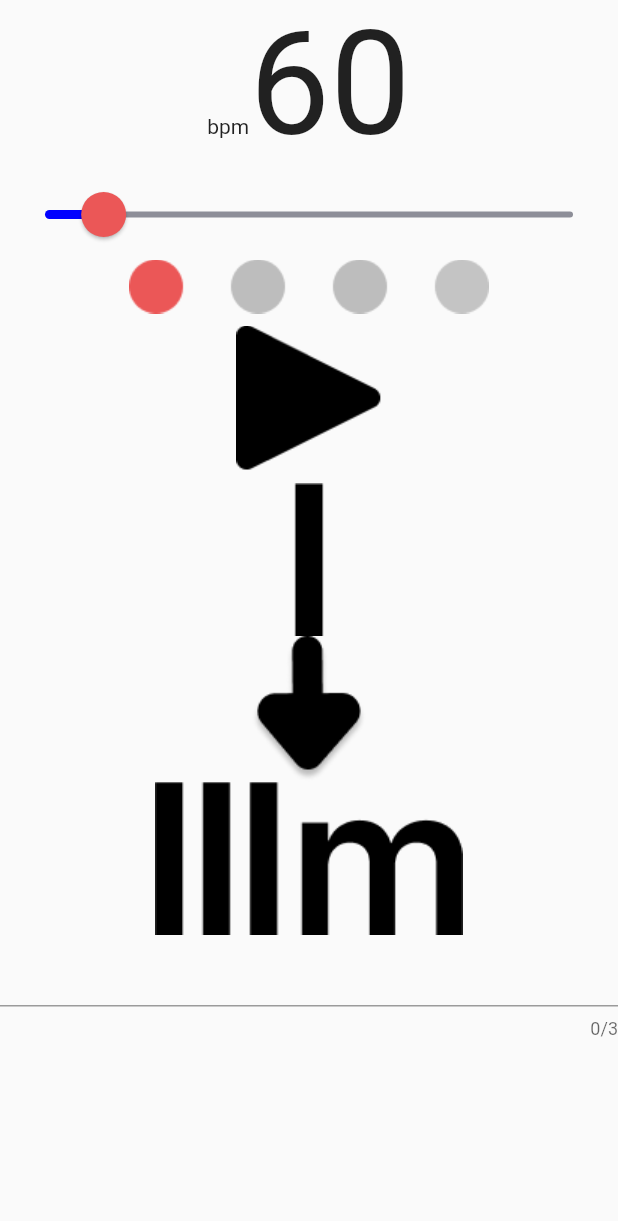
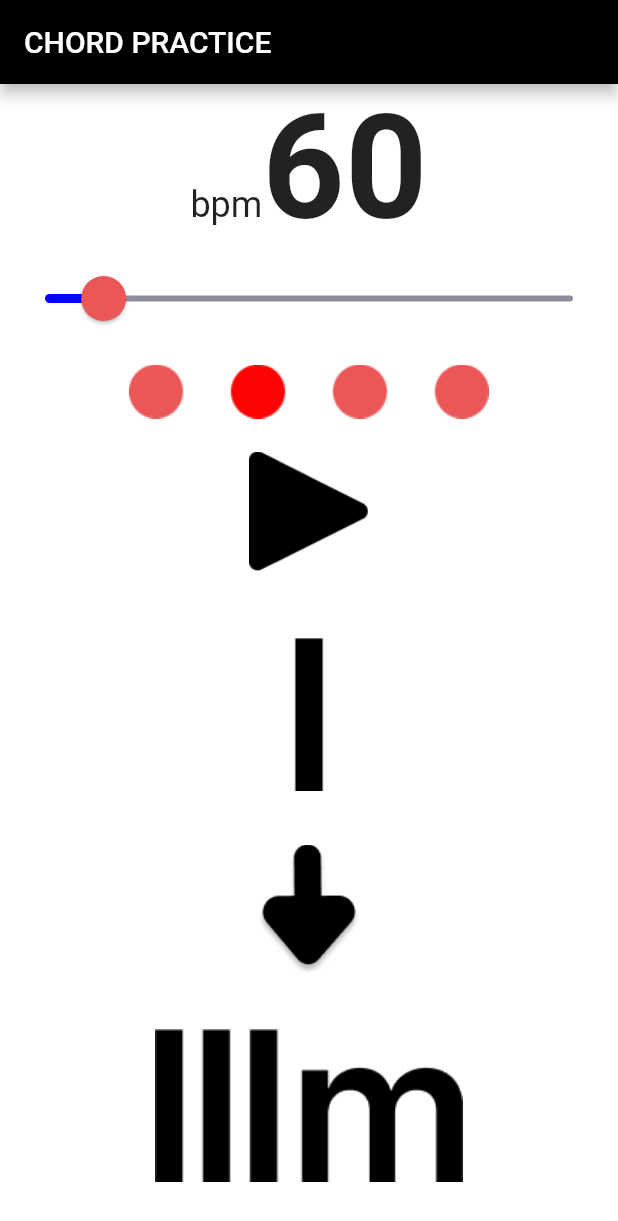
Before and after one commit to modeverv/flutter_chord_practice, a Flutter app: the screen it shows after launch, on a phone screen of 412 x 824 dp. Shown: the top 1221 px of the screen. Run offline on Flutter 3.47's test engine with Material 2 defaults, Android fonts, the phone set to English and light mode, and no system bars; missing offline and left inert: soundpool.

Commit message:
2022-03-13 23:33:53

```diff
--- a/lib/logics/my_periodic_timer.dart
+++ b/lib/logics/my_periodic_timer.dart
@@ -27,18 +27,15 @@ class MyPeriodicTimer {
 
   void runTimer(Function task) {
     double period = _getPeriod();
-    print(period);
     _timer = Timer.periodic(Duration(microseconds: period.toInt()), (timer) {
       task();
     });
-//    print('started');
     _maked = true;
   }
 
   void cancelTimer() {
     if (_maked) {
       _timer.cancel();
-      print('canceled');
       _maked = false;
     }
   }
--- a/lib/main.dart
+++ b/lib/main.dart
@@ -1,13 +1,9 @@
 import 'dart:math';
 
-import 'package:audioplayers/audioplayers.dart';
 import 'package:chord_practice/logics/my_periodic_timer.dart';
 import 'package:flutter/material.dart';
 import 'package:flutter/services.dart';
 import 'package:soundpool/soundpool.dart';
-
-const SOUND_CLICK = 'sounds/pi.wav';
-const SOUND_CLICKA = 'assets/sounds/pi.wav';
 
 void main() {
   runApp(const MyApp());
@@ -20,42 +16,44 @@ class MyApp extends StatefulWidget {
   _MyAppState createState() => _MyAppState();
 }
 
-class _MyAppState extends State<MyApp> {
+class _MyAppState extends State<MyApp> with WidgetsBindingObserver {
   int tempo = 60;
 
-  int _count = 0;
+  int _count = 3;
   int currentImgNum = 1;
-  int imgNum = 1;
-
-  Soundpool pool = Soundpool(streamType: StreamType.notification);
-
-  int soundId = 0;
-//  final player = AudioPlayer();
+  int nextImgNum = 1;
 
   @override
   void initState() {
     super.initState();
     cache();
     changeImgNum();
+    WidgetsBinding.instance!.addObserver(this);
+  }
+
+  @override
+  void dispose() {
+    WidgetsBinding.instance!.removeObserver(this);
+    timer.cancelTimer();
+    super.dispose();
   }
 
   MyPeriodicTimer timer = MyPeriodicTimer();
+  Soundpool pool = Soundpool(streamType: StreamType.ring);
 
-  final AudioCache _cache = AudioCache(
-    fixedPlayer: AudioPlayer(mode: PlayerMode.LOW_LATENCY),
-  );
-
+  int soundIdOne = 0;
+  int soundIdClick = 0;
   Future<void> cache() async {
-    _cache.loadAll([SOUND_CLICK]);
-    soundId = await rootBundle
-        .load("assets/sounds/pi.wav")
+    soundIdOne = await rootBundle
+        .load("assets/sounds/beep.wav")
         .then((ByteData soundData) {
       return pool.load(soundData);
     });
-
-    //var duration = await player.setUrl('https://foo.com/bar.mp3');
-    //var duration = await player.setFilePath(SOUND_CLICKA);
-//    var duration = await player.setAsset(SOUND_CLICKA);
+    soundIdClick = await rootBundle
+        .load("assets/sounds/click.wav")
+        .then((ByteData soundData) {
+      return pool.load(soundData);
+    });
   }
 
   void delayedCount() {
@@ -70,18 +68,19 @@ class _MyAppState extends State<MyApp> {
 
   void changeImgNum() {
     setState(() {
-      currentImgNum = imgNum;
-      imgNum = Random().nextInt(7) + 1;
+      currentImgNum = nextImgNum;
+      nextImgNum = Random().nextInt(7) + 1;
     });
   }
 
-  @override
-  void dispose() {
-    timer.cancelTimer();
+  void changeTempo() {
+    if (mode == "stop") {
+      resetTimer();
+    }
   }
 
   String mode = "play";
-  void toggle() {
+  void togglePlayStop() {
     if (mode == "play") {
       resetTimer();
       setState(() {
@@ -95,32 +94,47 @@ class _MyAppState extends State<MyApp> {
     }
   }
 
+  Future<void> playSound() async {
+    if (_count == 0) {
+      await pool.play(soundIdOne);
+    } else {
+      await pool.play(soundIdClick);
+    }
+  }
+
   void resetTimer() {
-    print('resetTimer');
     timer.cancelTimer();
     timer.tempo = tempo;
     timer.runTimer(() async {
       delayedCount();
-//      var now = DateTime.now();
-//      var formatter = DateFormat('HH:mm:ss.S');
-//      var formattedTime = formatter.format(now);
-//      print(formattedTime);
-//      await _cache.fixedPlayer?.stop();
-//      await _cache.fixedPlayer?.release();
-//      await _cache.fixedPlayer?.stop();
-//      if (null != _player) {
-//        await _player?.stop();
-//        await _player?.release();
-//        print('release');
-//      }
-//      _player = await _cache.play(SOUND_CLICK,
-//          mode: PlayerMode.LOW_LATENCY, isNotification: false);
+      await playSound();
+    });
+  }
 
-      int streamId = await pool.play(soundId);
-//      await player.stop();
-//      await player.seek(Duration(seconds: 0));
-//      await player.play();
-    });
+  @override
+  void didChangeAppLifecycleState(AppLifecycleState state) {
+    switch (state) {
+      case AppLifecycleState.resumed:
+        break;
+      case AppLifecycleState.inactive:
+        timer.cancelTimer();
+        setState(() {
+          mode = "play";
+        });
+        break;
+      case AppLifecycleState.paused:
+        timer.cancelTimer();
+        setState(() {
+          mode = "play";
+        });
+        break;
+      case AppLifecycleState.detached:
+        timer.cancelTimer();
+        setState(() {
+          mode = "play";
+        });
+        break;
+    }
   }
 
   @override
@@ -129,6 +143,11 @@ class _MyAppState extends State<MyApp> {
     return MaterialApp(
       home: SafeArea(
         child: Scaffold(
+          appBar: AppBar(
+            title: const Text('CHORD PRACTICE'),
+            backgroundColor: Colors.black,
+          ),
+          backgroundColor: Colors.white,
           body: Center(
             child: Column(
               children: [
@@ -137,10 +156,19 @@ class _MyAppState extends State<MyApp> {
                   crossAxisAlignment: CrossAxisAlignment.baseline,
                   textBaseline: TextBaseline.alphabetic,
                   children: [
-                    const Text('bpm'),
+                    const Text(
+                      'bpm',
+                      style: TextStyle(
+                        fontSize: 24.0,
+                        fontWeight: FontWeight.w400,
+                      ),
+                    ),
                     Text(
                       tempo.toString(),
-                      style: const TextStyle(fontSize: 96.0),
+                      style: const TextStyle(
+                        fontSize: 96.0,
+                        fontWeight: FontWeight.bold,
+                      ),
                     ),
                   ],
                 ),
@@ -163,50 +191,49 @@ class _MyAppState extends State<MyApp> {
                         setState(() {
                           tempo = x.toInt();
                         });
+                        changeTempo();
                       }),
                 ),
-                Image.asset('assets/images/haku${_count + 1}.png'),
-                TextButton(
+                SizedBox(
+                  height: 64.0,
+                  child: Image.asset(
+                    'assets/images/haku${_count + 1}.png',
+                    height: 48,
+                  ),
+                ),
+                SizedBox(
+                  height: 96.0,
+                  child: TextButton(
                     onPressed: () {
-                      toggle();
+                      togglePlayStop();
                     },
-                    child: Image.asset("assets/images/$mode.png")),
-//                TextButton(
-//                  onPressed: () {
-//                    timer.cancelTimer();
-//                  },
-//                  child: Image.asset("assets/images/stop.png"),
-//                ),
-                Column(
-                  mainAxisAlignment: MainAxisAlignment.center,
-                  children: [
-                    Image.asset('assets/images/$currentImgNum.png'),
-                    Image.asset('assets/images/to.png'),
-                    Image.asset('assets/images/$imgNum.png'),
-                  ],
+                    child: Image.asset(
+                      "assets/images/$mode.png",
+                      height: 80,
+                    ),
+                  ),
                 ),
                 Expanded(
-                  child: Container(
-                    width: double.infinity,
-                    child: TextField(
-                      maxLength: 3,
-                      maxLines: 1,
-                      onChanged: (value) {
-                        try {
-                          int intval = int.parse(value);
-                          if (intval > 400) {
-                            intval = 400;
-                          } else if (intval < 1) {
-                            intval = 1;
-                          }
-                          setState(() {
-                            tempo = intval;
-                          });
-                        } catch (e) {
-                          print(e);
-                        }
-                      },
-                    ),
+                  child: Column(
+                    mainAxisAlignment: MainAxisAlignment.center,
+                    children: [
+                      Expanded(
+                        flex: 2,
+                        child: Image.asset(
+                          'assets/images/$currentImgNum.png',
+                        ),
+                      ),
+                      Expanded(
+                        flex: 1,
+                        child: Image.asset('assets/images/to.png'),
+                      ),
+                      Expanded(
+                        flex: 2,
+                        child: Image.asset(
+                          'assets/images/$nextImgNum.png',
+                        ),
+                      ),
+                    ],
                   ),
                 ),
               ],
```
Also changed, not shown: 3 other files.
